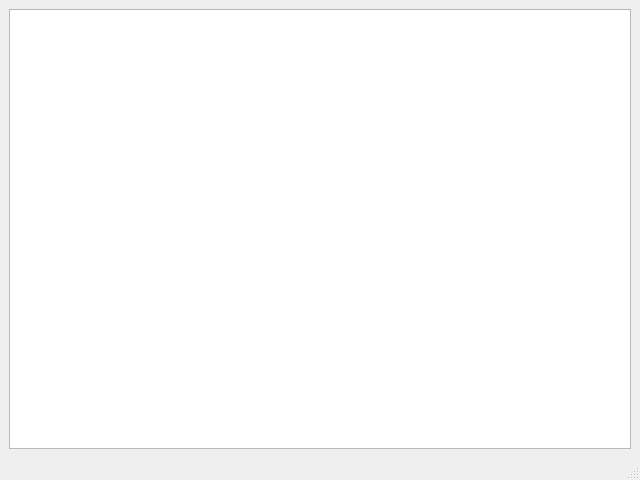
Qt form gui/MainWindow.ui (Metalhead33-Foundation/WoDDem2) before a commit.
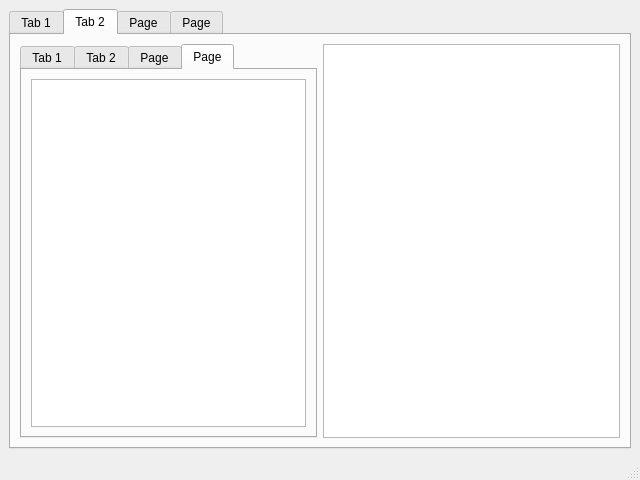
The same form after that commit. The open tabs and pages were chosen to show the change.

```diff
--- a/gui/MainWindow.ui
+++ b/gui/MainWindow.ui
@@ -14,9 +14,110 @@
    <string>MainWindow</string>
   </property>
   <widget class="QWidget" name="centralwidget">
+   <property name="enabled">
+    <bool>true</bool>
+   </property>
    <layout class="QGridLayout" name="gridLayout">
     <item row="0" column="0">
-     <widget class="QListView" name="listView"/>
+     <widget class="QTabWidget" name="tabWidget">
+      <property name="currentIndex">
+       <number>2</number>
+      </property>
+      <widget class="QWidget" name="jobs">
+       <attribute name="title">
+        <string>Tab 1</string>
+       </attribute>
+       <layout class="QGridLayout" name="gridLayout_2">
+        <item row="0" column="0">
+         <widget class="QListView" name="jobList"/>
+        </item>
+       </layout>
+      </widget>
+      <widget class="QWidget" name="groupsWithJobPreferences">
+       <attribute name="title">
+        <string>Tab 2</string>
+       </attribute>
+       <layout class="QGridLayout" name="gridLayout_3">
+        <item row="0" column="0">
+         <widget class="QTabWidget" name="jobPreferenceTabs">
+          <property name="currentIndex">
+           <number>3</number>
+          </property>
+          <widget class="QWidget" name="genders">
+           <attribute name="title">
+            <string>Tab 1</string>
+           </attribute>
+           <layout class="QGridLayout" name="gridLayout_5">
+            <item row="0" column="0">
+             <widget class="QListView" name="genderList"/>
+            </item>
+           </layout>
+          </widget>
+          <widget class="QWidget" name="ageGroups">
+           <attribute name="title">
+            <string>Tab 2</string>
+           </attribute>
+           <layout class="QGridLayout" name="gridLayout_6">
+            <item row="0" column="0">
+             <widget class="QListView" name="ageGroupList"/>
+            </item>
+           </layout>
+          </widget>
+          <widget class="QWidget" name="races">
+           <attribute name="title">
+            <string>Page</string>
+           </attribute>
+           <layout class="QGridLayout" name="gridLayout_7">
+            <item row="0" column="0">
+             <widget class="QListView" name="raceList"/>
+            </item>
+           </layout>
+          </widget>
+          <widget class="QWidget" name="religions">
+           <attribute name="title">
+            <string>Page</string>
+           </attribute>
+           <layout class="QGridLayout" name="gridLayout_4">
+            <item row="0" column="0">
+             <widget class="QListView" name="religionList"/>
+            </item>
+           </layout>
+          </widget>
+         </widget>
+        </item>
+        <item row="0" column="1">
+         <widget class="QTableView" name="jobPreferences"/>
+        </item>
+       </layout>
+      </widget>
+      <widget class="QWidget" name="geographicalAreas">
+       <attribute name="title">
+        <string>Page</string>
+       </attribute>
+       <layout class="QGridLayout" name="gridLayout_8">
+        <item row="0" column="0">
+         <widget class="QTreeView" name="geoAreaList"/>
+        </item>
+        <item row="0" column="1">
+         <widget class="QCheckBox" name="ruralBox">
+          <property name="text">
+           <string>Rural</string>
+          </property>
+         </widget>
+        </item>
+       </layout>
+      </widget>
+      <widget class="QWidget" name="pops">
+       <attribute name="title">
+        <string>Page</string>
+       </attribute>
+       <layout class="QGridLayout" name="gridLayout_9">
+        <item row="0" column="0">
+         <widget class="QTableView" name="popTable"/>
+        </item>
+       </layout>
+      </widget>
+     </widget>
     </item>
    </layout>
   </widget>
```
